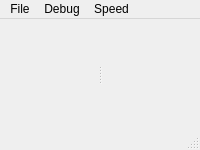
Above: ui/main_window.ui from azya52/BrickEmuPy before the change. Below: the same form after it.
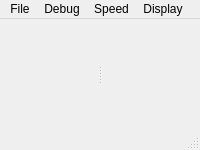
That is the form after the change. Icons and pictures are not drawn.

Commit message: add display imperfections

```diff
--- a/ui/main_window.ui
+++ b/ui/main_window.ui
@@ -90,9 +90,18 @@
     <addaction name="actionSpeedx10"/>
     <addaction name="actionSpeedMax"/>
    </widget>
+   <widget class="QMenu" name="menuDisplay">
+    <property name="title">
+     <string>Display</string>
+    </property>
+    <addaction name="actionMotionBlur"/>
+    <addaction name="actionGhostSegments"/>
+    <addaction name="actionShadow"/>
+   </widget>
    <addaction name="menuFile"/>
    <addaction name="menuDebug"/>
    <addaction name="menuSpeed"/>
+   <addaction name="menuDisplay"/>
   </widget>
   <widget class="QStatusBar" name="statusbar"/>
   <action name="actionStep">
```
Left out of the diff: 33 changed lines with no effect on the pictures. The commit also changes 60 other files.
